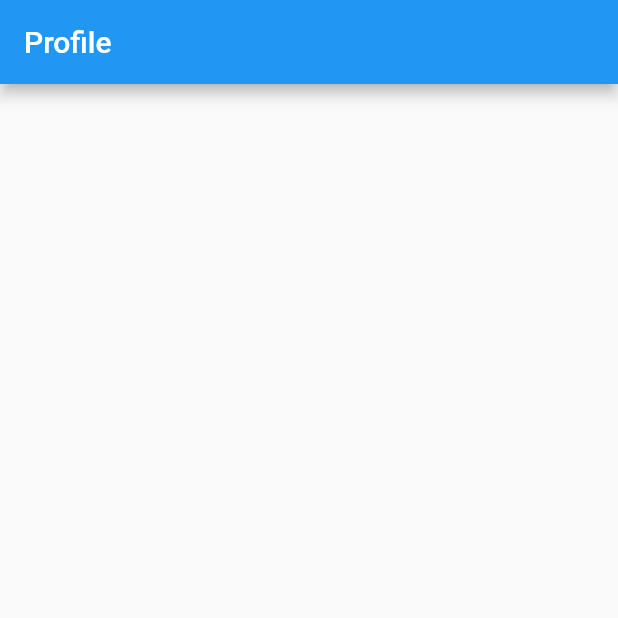
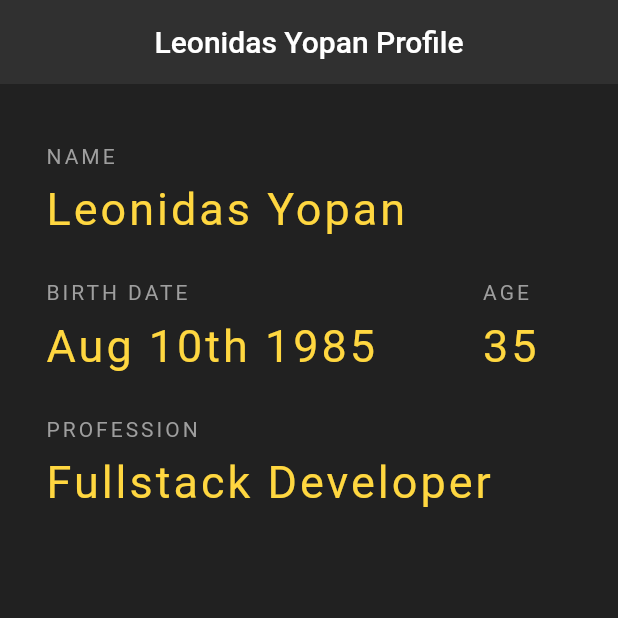
Before and after one commit to leonidasyopan/flutter-profile-card, a Flutter app: the screen it shows after launch, on a phone screen of 412 x 824 dp, the top half of it. Run offline on Flutter 3.47's test engine with Material 2 defaults, Android fonts, the phone set to English and light mode, and no system bars.

Commit message:
WIP personal profile page

```diff
--- a/lib/main.dart
+++ b/lib/main.dart
@@ -2,6 +2,7 @@ import 'package:flutter/material.dart';
 
 void main() {
   runApp(MaterialApp(
+    debugShowCheckedModeBanner: false,
     home: Home(),
   ));
 }
@@ -10,8 +11,102 @@ class Home extends StatelessWidget {
   @override
   Widget build(BuildContext context) {
     return Scaffold(
+      backgroundColor: Colors.grey[900],
       appBar: AppBar(
-        title: Text('Profile'),
+        title: Text('Leonidas Yopan Profile'),
+        backgroundColor: Colors.grey[850],
+        centerTitle: true,
+        elevation: 0.0,
+      ),
+      body: Padding(
+        padding: const EdgeInsets.fromLTRB(30.0, 40.0, 30.0, 0.0 ),
+        child: Column(
+          crossAxisAlignment: CrossAxisAlignment.start,
+          children: [
+            Text(
+              'NAME',
+              style: TextStyle(
+                color: Colors.grey,
+                letterSpacing: 2.0,
+              ),
+            ),
+            SizedBox(height: 10.0,),
+            Text(
+              'Leonidas Yopan',
+              style: TextStyle(
+                color: Colors.amberAccent,
+                letterSpacing: 2.0,
+                fontSize: 30.0,
+              ),
+            ),
+            SizedBox(height: 30.0,),
+            Row(
+              children: [
+                Column(
+                  crossAxisAlignment: CrossAxisAlignment.start,
+                  children: [
+                    Text(
+                      'BIRTH DATE',
+                      style: TextStyle(
+                        color: Colors.grey,
+                        letterSpacing: 2.0,
+                      ),
+                    ),
+                    SizedBox(height: 10.0,),
+                    Text(
+                      'Aug 10th 1985',
+                      style: TextStyle(
+                        color: Colors.amberAccent,
+                        letterSpacing: 2.0,
+                        fontSize: 30.0,
+                      ),
+                    ),
+                  ],
+                ),
+                SizedBox(width: 70.0,),
+                Column(
+                  crossAxisAlignment: CrossAxisAlignment.start,
+                  children: [
+                    Text(
+                      'AGE',
+                      style: TextStyle(
+                        color: Colors.grey,
+                        letterSpacing: 2.0,
+                      ),
+                    ),
+                    SizedBox(height: 10.0,),
+                    Text(
+                      '35',
+                      style: TextStyle(
+                        color: Colors.amberAccent,
+                        letterSpacing: 2.0,
+                        fontSize: 30.0,
+                      ),
+                    ),
+                  ],
+                ),
+              ],
+            ),
+            SizedBox(height: 30.0),
+            Text(
+              'PROFESSION',
+              style: TextStyle(
+                color: Colors.grey,
+                letterSpacing: 2.0,
+              ),
+            ),
+            SizedBox(height: 10.0,),
+            Text(
+              'Fullstack Developer',
+              style: TextStyle(
+                color: Colors.amberAccent,
+                letterSpacing: 2.0,
+                fontSize: 30.0,
+              ),
+            ),
+            SizedBox(height: 30.0,),
+          ],
+        ),
       ),
     );
   }
```
Also changed, not shown: assets/leonidas.jpg (added).
